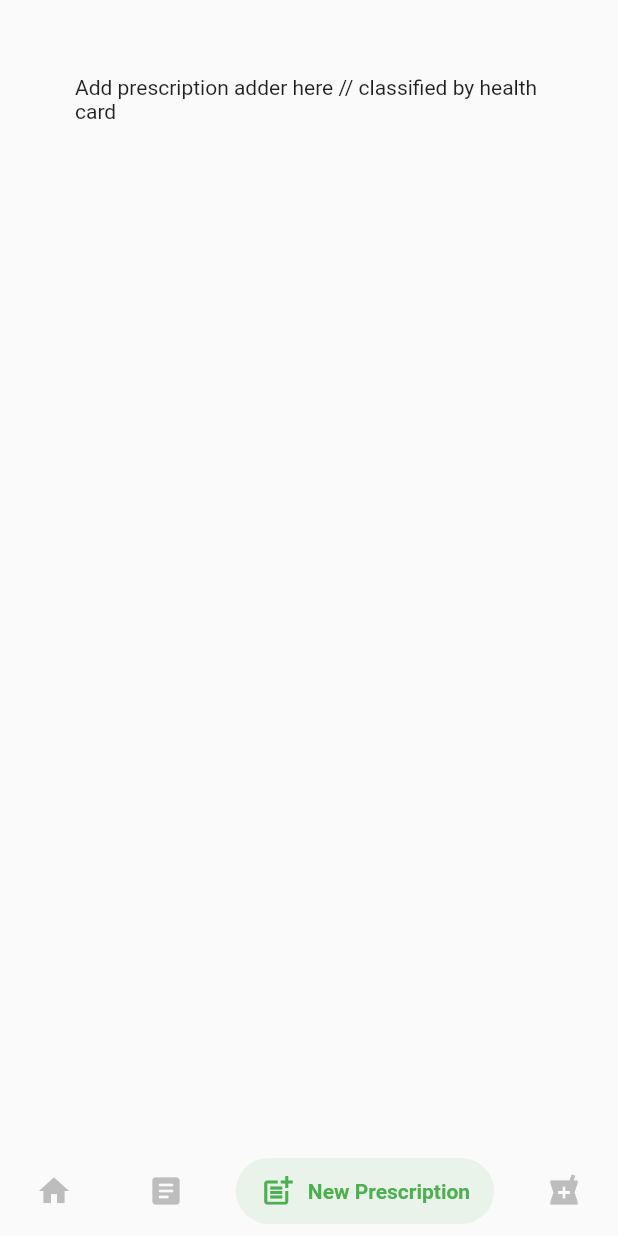
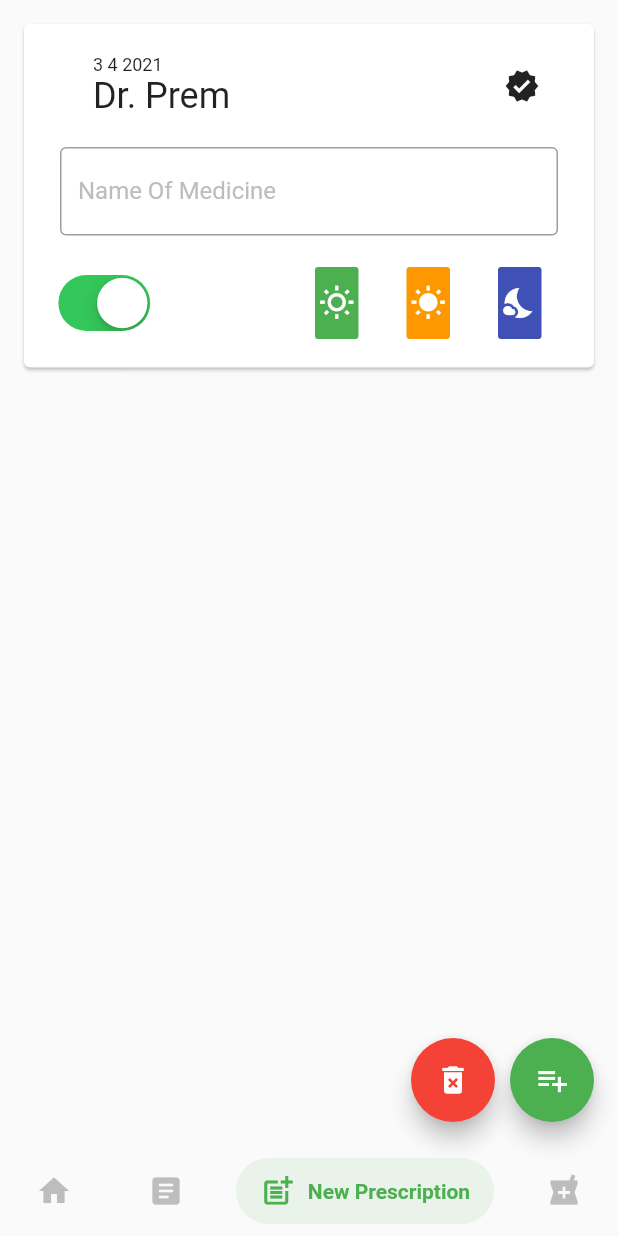
Before and after one commit to Az-21/universal-health-card, a Flutter app: the PrescriptionWelcomePage screen opened directly, item 3 of the bottom bar chosen, on a phone screen of 412 x 824 dp. Run offline on Flutter 3.47's test engine with Material 2 defaults, Android fonts, the light colour scheme and no system bars; drawn by our look-alikes of getwidget, salomon_bottom_bar; our stand-ins replace get, get_storage; missing offline and left inert: awesome_card, pattern_formatter; accounts and stored records are empty.

Commit message:
Added Prescription Adder page

```diff
--- /dev/null
+++ b/lib/src/prescription/add_prescription.dart
@@ -0,0 +1,253 @@
+// ━━━━━━━━━━━━━━━━━━━━━━━━━━━━━━━━━━━━━━━━
+//  * Imports
+// ━━━━━━━━━━━━━━━━━━━━━━━━━━━━━━━━━━━━━━━━
+import 'package:flutter/cupertino.dart';
+import 'package:flutter/material.dart';
+
+// Pub Dev Imports
+import 'package:getwidget/getwidget.dart';
+
+// ⸻⸻⸻⸻⸻⸻⸻⸻
+// * Stateful Card UI
+// ⸻⸻⸻⸻⸻⸻⸻⸻
+class PrescriptionCardAdder extends StatefulWidget {
+  PrescriptionCardAdder({Key key}) : super(key: key);
+
+  @override
+  _PrescriptionCardAdderState createState() => _PrescriptionCardAdderState();
+}
+
+class _PrescriptionCardAdderState extends State<PrescriptionCardAdder> {
+  //* Details of submitter
+  String nameOfSubmitter = 'Dr. Prem';
+  bool isSubmitterDoctor = true;
+
+  //* Vars for checkbox
+  List<bool> _bfafToggleList = [true];
+  List<bool> isCheckedMList = [true];
+  List<bool> isCheckedAList = [true];
+  List<bool> isCheckedNList = [true];
+
+  // * Var for textfield
+  TextEditingController medicine = TextEditingController();
+  List<TextEditingController> medicineList = [TextEditingController()];
+
+  // ⸻⸻⸻⸻⸻⸻⸻⸻
+  // * Function: Add Medicine Item
+  // ⸻⸻⸻⸻⸻⸻⸻⸻
+  int _countMedicine = 1;
+  _addItem() {
+    setState(() {
+      // * Increase length of list
+      _bfafToggleList.add(true);
+      isCheckedMList.add(true);
+      isCheckedAList.add(true);
+      isCheckedNList.add(true);
+      medicineList.add(TextEditingController());
+      _countMedicine++;
+    });
+  }
+
+  // ⸻⸻⸻⸻⸻⸻⸻⸻
+  // * Function: Delete Medicine Item
+  // ⸻⸻⸻⸻⸻⸻⸻⸻
+  _removeItem() {
+    setState(() {
+      _bfafToggleList.removeLast();
+      isCheckedMList.removeLast();
+      isCheckedAList.removeLast();
+      isCheckedNList.removeLast();
+      medicineList.removeLast();
+      _countMedicine--;
+    });
+  }
+
+  @override
+  Widget build(BuildContext context) {
+    return Scaffold(
+      floatingActionButton: Row(
+        mainAxisAlignment: MainAxisAlignment.end,
+        children: [
+          FloatingActionButton(
+            backgroundColor: Colors.red,
+            child: Icon(Icons.delete_forever),
+            onPressed: () {
+              if (_countMedicine == 1) {
+                // TODO: add toast message when called
+              } else {
+                _removeItem();
+              }
+            },
+          ),
+          SizedBox(
+            width: 10,
+          ),
+          FloatingActionButton(
+            backgroundColor: Colors.green,
+            child: Icon(Icons.playlist_add),
+            onPressed: () {
+              _addItem();
+            },
+          )
+        ],
+      ),
+      body: ListView(
+        children: [
+          // ⸻⸻⸻⸻⸻⸻⸻⸻
+          // * Child #1: Card
+          // ⸻⸻⸻⸻⸻⸻⸻⸻
+          GFCard(
+            title: GFListTile(
+              // * Title
+              title: Text(
+                formattedDate(),
+                style: TextStyle(
+                  fontSize: 12,
+                ),
+              ),
+              // * Subtitle
+              subtitle: Text(
+                nameOfSubmitter,
+                style: TextStyle(fontSize: 24),
+              ),
+              icon: isSubmitterDoctor
+                  ? Icon(Icons.verified)
+                  : Icon(Icons.do_not_disturb_on),
+            ),
+            // ⸻⸻⸻⸻⸻⸻⸻⸻
+            // * List of medicines in one unique prescription
+            // ⸻⸻⸻⸻⸻⸻⸻⸻
+            content: ListView(
+              shrinkWrap: true,
+              physics: ClampingScrollPhysics(),
+              children: [
+                ListView.separated(
+                  shrinkWrap: true,
+                  physics: ClampingScrollPhysics(),
+                  itemCount: _countMedicine,
+                  itemBuilder: (_, int index) {
+                    return Column(
+                      children: [
+                        // * Text
+                        TextField(
+                            controller: medicineList[index],
+                            decoration: InputDecoration(
+                              border: OutlineInputBorder(),
+                              labelText: 'Name Of Medicine',
+                              hintText: 'Asprin 500mg',
+                            ),
+                            onSubmitted: (value) {
+                              print('Medicine Name: $value');
+                            }),
+                        // * Vertical padding
+                        SizedBox(height: 10),
+
+                        // * Row below textfield conaining toggles
+                        Row(
+                          children: [
+                            // * Before/after food toggle
+                            Transform.scale(
+                              scale: 1.2,
+                              child: CupertinoSwitch(
+                                value: _bfafToggleList[index],
+                                onChanged: (bool value) {
+                                  setState(() {
+                                    _bfafToggleList[index] = value;
+                                  });
+                                },
+                              ),
+                            ),
+
+                            // * Horizontal padding
+                            SizedBox(width: 100),
+
+                            /// * Morning checkbox
+                            Expanded(
+                              child: GFCheckbox(
+                                activeIcon: Icon(Icons.wb_sunny_outlined,
+                                    color: Colors.white),
+                                inactiveIcon: Icon(Icons.wb_sunny_outlined,
+                                    color: Colors.grey[500]),
+                                // type: GFCheckboxType.circle,
+                                size: GFSize.LARGE,
+                                activeBgColor: Colors.green,
+                                onChanged: (value) {
+                                  setState(() {
+                                    isCheckedMList[index] = value;
+                                  });
+                                },
+                                value: isCheckedMList[index],
+                              ),
+                            ),
+
+                            // * Horizontal padding
+                            SizedBox(width: 10),
+
+                            /// * Afternoon checkbox
+                            Expanded(
+                              child: GFCheckbox(
+                                activeIcon:
+                                    Icon(Icons.wb_sunny, color: Colors.white),
+                                inactiveIcon: Icon(Icons.wb_sunny,
+                                    color: Colors.grey[500]),
+                                // type: GFCheckboxType.circle,
+                                size: GFSize.LARGE,
+                                activeBgColor: Colors.orange,
+                                onChanged: (value) {
+                                  setState(() {
+                                    isCheckedAList[index] = value;
+                                  });
+                                },
+                                value: isCheckedAList[index],
+                              ),
+                            ),
+
+                            // * Horizontal padding
+                            SizedBox(width: 10),
+
+                            /// * Night checkbox
+                            Expanded(
+                              child: GFCheckbox(
+                                activeIcon: Icon(Icons.nights_stay,
+                                    color: Colors.white),
+                                inactiveIcon: Icon(Icons.nights_stay,
+                                    color: Colors.grey[500]),
+                                // type: GFCheckboxType.circle,
+                                size: GFSize.LARGE,
+                                activeBgColor: Colors.indigo,
+                                onChanged: (value) {
+                                  setState(() {
+                                    isCheckedNList[index] = value;
+                                  });
+                                },
+                                value: isCheckedNList[index],
+                              ),
+                            ),
+                          ],
+                        )
+                      ],
+                    );
+                  },
+                  separatorBuilder: (BuildContext context, int index) {
+                    return Divider(height: 20);
+                  },
+                ),
+              ],
+            ),
+          ),
+        ],
+      ),
+    );
+  }
+}
+
+// April 2, 2021
+String formattedDate() {
+  var now = DateTime.now();
+
+  // Task: format the output like
+  // April 02, 2021
+
+  // Hint: use switch()
+  return '${now.day} ${now.month} ${now.year}';
+}
--- a/lib/src/prescription/prescription_ui.dart
+++ b/lib/src/prescription/prescription_ui.dart
@@ -6,6 +6,9 @@ import 'package:flutter/material.dart';
 // Pub Dev Imports
 import 'package:salomon_bottom_bar/salomon_bottom_bar.dart';
 import 'package:get/get.dart';
+
+// Imports from other .dart files
+import 'add_prescription.dart';
 
 // ━━━━━━━━━━━━━━━━━━━━━━━━━━━━━━━━━━━━━━━━
 //  * Navigation UI
@@ -26,10 +29,7 @@ class _PrescriptionWelcomePageState extends State<PrescriptionWelcomePage> {
       padding: EdgeInsets.all(50),
       child: Text('Add prescription here // classified by health card'),
     ),
-    Container(
-      padding: EdgeInsets.all(50),
-      child: Text('Add prescription adder here // classified by health card'),
-    ),
+    PrescriptionCardAdder(),
     Container(
       padding: EdgeInsets.all(50),
       child: Text('Add pharmacy locator here // optional'),
```
